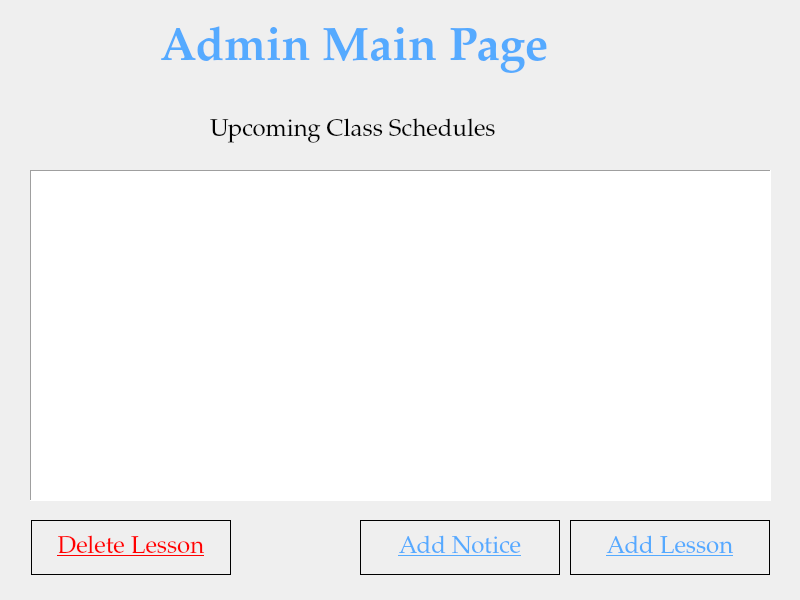
Above: UI/AdminMainPageUI.ui from tural777/FinalProject before the change. Below: the same form after it.
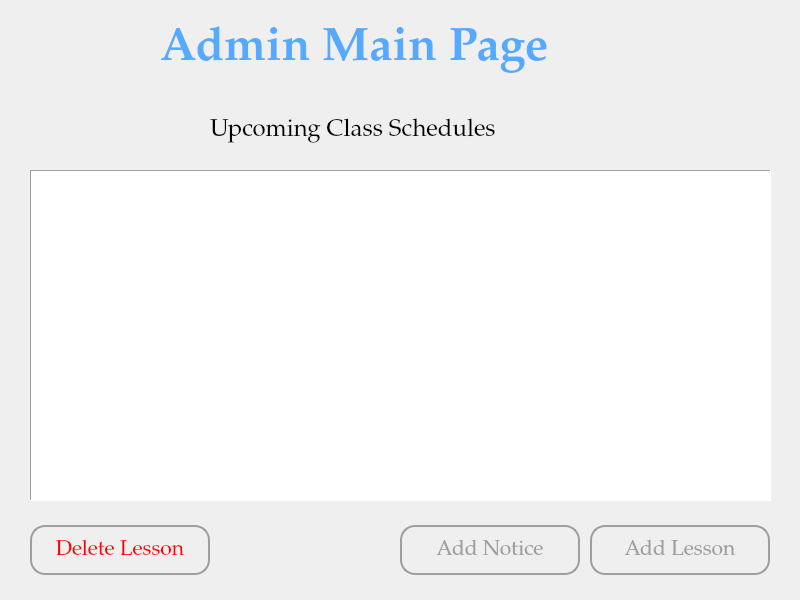
That is the form after the change.

Diff of the .ui file:
```diff
--- a/UI/AdminMainPageUI.ui
+++ b/UI/AdminMainPageUI.ui
@@ -16,6 +16,12 @@
     <height>600</height>
    </size>
   </property>
+  <property name="maximumSize">
+   <size>
+    <width>800</width>
+    <height>600</height>
+   </size>
+  </property>
   <property name="font">
    <font>
     <family>Palatino Linotype</family>
@@ -52,25 +58,39 @@
   <widget class="QPushButton" name="btn_deleteLesson">
    <property name="geometry">
     <rect>
-     <x>31</x>
-     <y>520</y>
-     <width>200</width>
-     <height>55</height>
+     <x>30</x>
+     <y>525</y>
+     <width>180</width>
+     <height>50</height>
     </rect>
    </property>
    <property name="font">
     <font>
      <family>Palatino Linotype</family>
-     <pointsize>18</pointsize>
-     <underline>true</underline>
+     <pointsize>16</pointsize>
+     <underline>false</underline>
     </font>
    </property>
    <property name="cursor">
     <cursorShape>PointingHandCursor</cursorShape>
    </property>
    <property name="styleSheet">
-    <string notr="true">border: 1px solid black;
-color: rgb(255, 0, 0);</string>
+    <string notr="true">QPushButton{
+	border: 2px solid #9E9E9E;
+	border-radius: 15px;
+	background-color: #00000000;
+	color: red;
+}
+QPushButton:hover{
+	color: #FFFFFF;
+	background-color: #5a5a5a;
+}
+QPushButton:pressed{
+	color: #9c2219;
+}
+QPushButton:checked{
+	color: #2c998e;
+}</string>
    </property>
    <property name="text">
     <string>Delete Lesson</string>
@@ -79,25 +99,39 @@
   <widget class="QPushButton" name="btn_addLesson">
    <property name="geometry">
     <rect>
-     <x>570</x>
-     <y>520</y>
-     <width>200</width>
-     <height>55</height>
+     <x>590</x>
+     <y>525</y>
+     <width>180</width>
+     <height>50</height>
     </rect>
    </property>
    <property name="font">
     <font>
      <family>Palatino Linotype</family>
-     <pointsize>18</pointsize>
-     <underline>true</underline>
+     <pointsize>16</pointsize>
+     <underline>false</underline>
     </font>
    </property>
    <property name="cursor">
     <cursorShape>PointingHandCursor</cursorShape>
    </property>
    <property name="styleSheet">
-    <string notr="true">border: 1px solid black;
-color: rgb(85, 170, 255);</string>
+    <string notr="true">QPushButton{
+	border: 2px solid #9E9E9E;
+	border-radius: 15px;
+	background-color: #00000000;
+	color: #9E9E9E;
+}
+QPushButton:hover{
+	color: #FFFFFF;
+	background-color: #5a5a5a;
+}
+QPushButton:pressed{
+	color: #9c2219;
+}
+QPushButton:checked{
+	color: #2c998e;
+}</string>
    </property>
    <property name="text">
     <string>Add Lesson</string>
@@ -119,25 +153,39 @@
   <widget class="QPushButton" name="btn_addNotice">
    <property name="geometry">
     <rect>
-     <x>360</x>
-     <y>520</y>
-     <width>200</width>
-     <height>55</height>
+     <x>400</x>
+     <y>525</y>
+     <width>180</width>
+     <height>50</height>
     </rect>
    </property>
    <property name="font">
     <font>
      <family>Palatino Linotype</family>
-     <pointsize>18</pointsize>
-     <underline>true</underline>
+     <pointsize>16</pointsize>
+     <underline>false</underline>
     </font>
    </property>
    <property name="cursor">
     <cursorShape>PointingHandCursor</cursorShape>
    </property>
    <property name="styleSheet">
-    <string notr="true">border: 1px solid black;
-color: rgb(85, 170, 255);</string>
+    <string notr="true">QPushButton{
+	border: 2px solid #9E9E9E;
+	border-radius: 15px;
+	background-color: #00000000;
+	color: #9E9E9E;
+}
+QPushButton:hover{
+	color: #FFFFFF;
+	background-color: #5a5a5a;
+}
+QPushButton:pressed{
+	color: #9c2219;
+}
+QPushButton:checked{
+	color: #2c998e;
+}</string>
    </property>
    <property name="text">
     <string>Add Notice</string>
```
